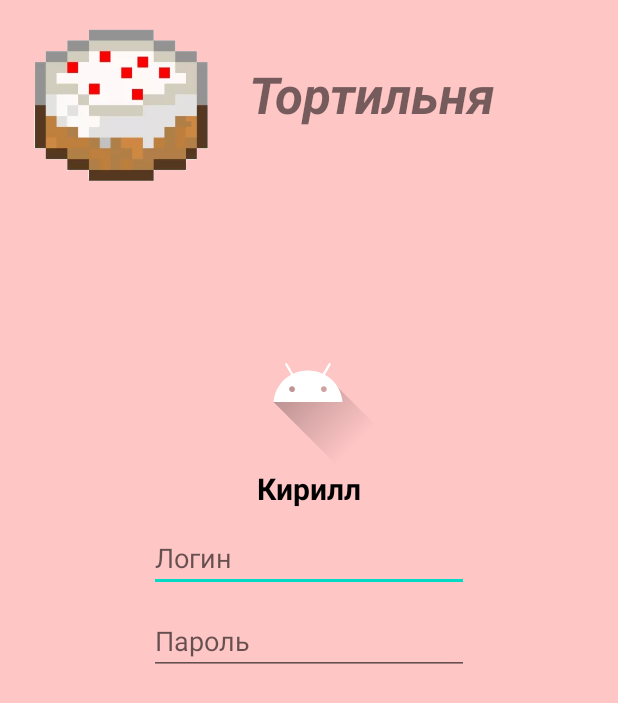
After one commit to Refug1/Retrofit, an Android app: the BaseActivity screen opened directly, with no data from a screen before it, on a phone screen of 412 x 824 dp. The commit adds this screen. Shown: the top 703 px of the screen. Run offline under Robolectric (Android 15) with nearby library versions, the phone set to English and light mode, and no system bars; network calls fail.

Commit message:
to master

```diff
--- a/app/build.gradle
+++ b/app/build.gradle
@@ -49,6 +49,10 @@
     implementation 'androidx.appcompat:appcompat:1.6.1'
     implementation 'com.google.android.material:material:1.8.0'
     implementation 'androidx.constraintlayout:constraintlayout:2.1.4'
+    implementation 'androidx.navigation:navigation-fragment-ktx:2.5.3'
+    implementation 'androidx.navigation:navigation-ui-ktx:2.5.3'
+    implementation 'androidx.fragment:fragment-ktx:1.4.1'
+    implementation 'androidx.navigation:navigation-fragment:2.5.3'
     testImplementation 'junit:junit:4.13.2'
     androidTestImplementation 'androidx.test.ext:junit:1.1.5'
     androidTestImplementation 'androidx.test.espresso:espresso-core:3.5.1'
--- a/app/src/main/AndroidManifest.xml
+++ b/app/src/main/AndroidManifest.xml
@@ -1,6 +1,7 @@
 <?xml version="1.0" encoding="utf-8"?>
 <manifest xmlns:android="http://schemas.android.com/apk/res/android"
     xmlns:tools="http://schemas.android.com/tools">
+
     <uses-permission android:name="android.permission.INTERNET" />
 
     <application
@@ -13,6 +14,11 @@
         android:theme="@style/Theme.Retrofit"
         tools:targetApi="31">
         <activity
+            android:name=".BaseActivity"
+            android:exported="false"
+            android:label="@string/title_activity_base"
+            android:theme="@style/Theme.Retrofit.NoActionBar" />
+        <activity
             android:name=".MainActivity"
             android:exported="true">
             <intent-filter>
--- /dev/null
+++ b/app/src/main/java/com/example/retrofit/BaseActivity.kt
@@ -0,0 +1,15 @@
+package com.example.retrofit
+
+import android.os.Bundle
+import androidx.appcompat.app.AppCompatActivity
+import com.example.retrofit.databinding.ContentBaseBinding
+
+class BaseActivity : AppCompatActivity() {
+    private lateinit var binding: ContentBaseBinding
+
+    override fun onCreate(savedInstanceState: Bundle?) {
+        super.onCreate(savedInstanceState)
+        binding = ContentBaseBinding.inflate(layoutInflater)
+        setContentView(binding.root)
+    }
+}
--- /dev/null
+++ b/app/src/main/java/com/example/retrofit/LoginFragment.kt
@@ -0,0 +1,32 @@
+package com.example.retrofit
+
+import android.os.Bundle
+import androidx.fragment.app.Fragment
+import android.view.LayoutInflater
+import android.view.View
+import android.view.ViewGroup
+import androidx.fragment.app.activityViewModels
+import androidx.navigation.fragment.findNavController
+import com.example.retrofit.databinding.FragmentLoginBinding
+
+class LoginFragment : Fragment() {
+    private lateinit var binding: FragmentLoginBinding
+    private val viewModel: LoginViewModel by activityViewModels()
+
+    override fun onCreateView(
+        inflater: LayoutInflater, container: ViewGroup?,
+        savedInstanceState: Bundle?
+    ): View {
+        binding = FragmentLoginBinding.inflate(inflater, container, false)
+        return binding.root
+    }
+
+    override fun onViewCreated(view: View, savedInstanceState: Bundle?) {
+        super.onViewCreated(view, savedInstanceState)
+
+        binding.bNext.setOnClickListener {
+            findNavController().navigate(R.id.action_loginFragment_to_productsFragment)
+            viewModel.token.value = "eklgjasdlfkgjalsdfkgjasdlfkg"
+        }
+    }
+}
--- /dev/null
+++ b/app/src/main/res/layout/content_base.xml
@@ -0,0 +1,45 @@
+<?xml version="1.0" encoding="utf-8"?>
+<androidx.constraintlayout.widget.ConstraintLayout xmlns:android="http://schemas.android.com/apk/res/android"
+    xmlns:app="http://schemas.android.com/apk/res-auto"
+    xmlns:tools="http://schemas.android.com/tools"
+    android:layout_width="match_parent"
+    android:layout_height="match_parent"
+    android:background="#FFC6C6"
+    app:layout_behavior="@string/appbar_scrolling_view_behavior">
+
+    <fragment
+        android:id="@+id/nav_host_fragment_content_base"
+        android:name="androidx.navigation.fragment.NavHostFragment"
+        android:layout_width="0dp"
+        android:layout_height="0dp"
+        app:defaultNavHost="true"
+        app:layout_constraintBottom_toBottomOf="parent"
+        app:layout_constraintEnd_toEndOf="parent"
+        app:layout_constraintHorizontal_bias="0.0"
+        app:layout_constraintStart_toStartOf="parent"
+        app:layout_constraintTop_toTopOf="parent"
+        app:layout_constraintVertical_bias="1.0"
+        app:navGraph="@navigation/nav_graph" />
+
+    <ImageView
+        android:id="@+id/imageView2"
+        android:layout_width="130dp"
+        android:layout_height="109dp"
+        android:layout_marginStart="16dp"
+        android:layout_marginTop="16dp"
+        app:layout_constraintStart_toStartOf="parent"
+        app:layout_constraintTop_toTopOf="parent"
+        app:srcCompat="@mipmap/cake" />
+
+    <TextView
+        android:id="@+id/textView"
+        android:layout_width="194dp"
+        android:layout_height="59dp"
+        android:layout_marginStart="20dp"
+        android:layout_marginTop="24dp"
+        android:text="Тортильня"
+        android:textSize="34sp"
+        android:textStyle="bold|italic"
+        app:layout_constraintStart_toEndOf="@+id/imageView2"
+        app:layout_constraintTop_toTopOf="@+id/imageView2" />
+</androidx.constraintlayout.widget.ConstraintLayout>
--- /dev/null
+++ b/app/src/main/res/layout/fragment_login.xml
@@ -0,0 +1,67 @@
+<?xml version="1.0" encoding="utf-8"?>
+<androidx.constraintlayout.widget.ConstraintLayout xmlns:android="http://schemas.android.com/apk/res/android"
+    xmlns:app="http://schemas.android.com/apk/res-auto"
+    xmlns:tools="http://schemas.android.com/tools"
+    android:layout_width="match_parent"
+    android:layout_height="match_parent"
+    tools:context=".LoginFragment">
+
+    <TextView
+        android:id="@+id/name"
+        android:layout_width="wrap_content"
+        android:layout_height="wrap_content"
+        android:text="Кирилл"
+        android:textColor="#000000"
+        android:textSize="20sp"
+        android:textStyle="bold"
+        app:layout_constraintEnd_toEndOf="parent"
+        app:layout_constraintStart_toStartOf="parent"
+        app:layout_constraintTop_toBottomOf="@+id/imageView" />
+
+    <Button
+        android:id="@+id/bNext"
+        android:layout_width="0dp"
+        android:layout_height="wrap_content"
+        android:layout_marginStart="5dp"
+        android:layout_marginEnd="5dp"
+        android:text="@string/next"
+        android:visibility="gone"
+        app:layout_constraintBottom_toBottomOf="parent"
+        app:layout_constraintEnd_toEndOf="parent"
+        app:layout_constraintStart_toStartOf="parent" />
+
+    <ImageView
+        android:id="@+id/imageView"
+        android:layout_width="wrap_content"
+        android:layout_height="wrap_content"
+        android:layout_marginTop="204dp"
+        android:src="@drawable/ic_launcher_foreground"
+        app:layout_constraintEnd_toEndOf="parent"
+        app:layout_constraintHorizontal_bias="0.498"
+        app:layout_constraintStart_toStartOf="parent"
+        app:layout_constraintTop_toTopOf="parent" />
+
+    <EditText
+        android:id="@+id/login"
+        android:layout_width="wrap_content"
+        android:layout_height="wrap_content"
+        android:layout_marginTop="10dp"
+        android:ems="10"
+        android:hint="Логин"
+        android:inputType="textPersonName"
+        app:layout_constraintEnd_toEndOf="parent"
+        app:layout_constraintStart_toStartOf="parent"
+        app:layout_constraintTop_toBottomOf="@+id/name" />
+
+    <EditText
+        android:id="@+id/password"
+        android:layout_width="wrap_content"
+        android:layout_height="wrap_content"
+        android:layout_marginTop="10dp"
+        android:ems="10"
+        android:hint="Пароль"
+        android:inputType="textPassword"
+        app:layout_constraintEnd_toEndOf="parent"
+        app:layout_constraintStart_toStartOf="parent"
+        app:layout_constraintTop_toBottomOf="@+id/login" />
+</androidx.constraintlayout.widget.ConstraintLayout>
--- /dev/null
+++ b/app/src/main/res/navigation/nav_graph.xml
@@ -0,0 +1,21 @@
+<?xml version="1.0" encoding="utf-8"?>
+<navigation xmlns:android="http://schemas.android.com/apk/res/android"
+    xmlns:app="http://schemas.android.com/apk/res-auto"
+    xmlns:tools="http://schemas.android.com/tools"
+    android:id="@+id/nav_graph"
+    app:startDestination="@id/loginFragment">
+
+    <fragment
+        android:id="@+id/loginFragment"
+        android:name="com.example.retrofit.LoginFragment"
+        tools:layout="@layout/fragment_login">
+        <action
+            android:id="@+id/action_loginFragment_to_productsFragment"
+            app:destination="@id/productsFragment" />
+    </fragment>
+    <fragment
+        android:id="@+id/productsFragment"
+        android:name="com.example.retrofit.ProductsFragment"
+        tools:layout="@layout/fragment_products">
+    </fragment>
+</navigation>
--- /dev/null
+++ b/app/src/main/res/values-land/dimens.xml
@@ -0,0 +1,3 @@
+<resources>
+    <dimen name="fab_margin">48dp</dimen>
+</resources>
--- /dev/null
+++ b/app/src/main/res/values-w1240dp/dimens.xml
@@ -0,0 +1,3 @@
+<resources>
+    <dimen name="fab_margin">200dp</dimen>
+</resources>
--- /dev/null
+++ b/app/src/main/res/values-w600dp/dimens.xml
@@ -0,0 +1,3 @@
+<resources>
+    <dimen name="fab_margin">48dp</dimen>
+</resources>
--- /dev/null
+++ b/app/src/main/res/values/dimens.xml
@@ -0,0 +1,3 @@
+<resources>
+    <dimen name="fab_margin">16dp</dimen>
+</resources>
--- a/app/src/main/res/values/themes.xml
+++ b/app/src/main/res/values/themes.xml
@@ -13,4 +13,13 @@
         <item name="android:statusBarColor">?attr/colorPrimaryVariant</item>
         <!-- Customize your theme here. -->
     </style>
+
+    <style name="Theme.Retrofit.NoActionBar">
+        <item name="windowActionBar">false</item>
+        <item name="windowNoTitle">true</item>
+    </style>
+
+    <style name="Theme.Retrofit.AppBarOverlay" parent="ThemeOverlay.AppCompat.Dark.ActionBar" />
+
+    <style name="Theme.Retrofit.PopupOverlay" parent="ThemeOverlay.AppCompat.Light" />
 </resources>
```
Also changed, not shown: app/src/main/java/com/example/retrofit/LoginVIewModel.kt (added, +8 -0 lines), app/src/main/java/com/example/retrofit/ProductsFragment.kt (added, +30 -0 lines), app/src/main/res/layout/fragment_products.xml (added, +20 -0 lines), app/src/main/res/values/strings.xml (+9 -0 lines), app/src/main/res/mipmap-hdpi/cake.png (added), 1 other file.
